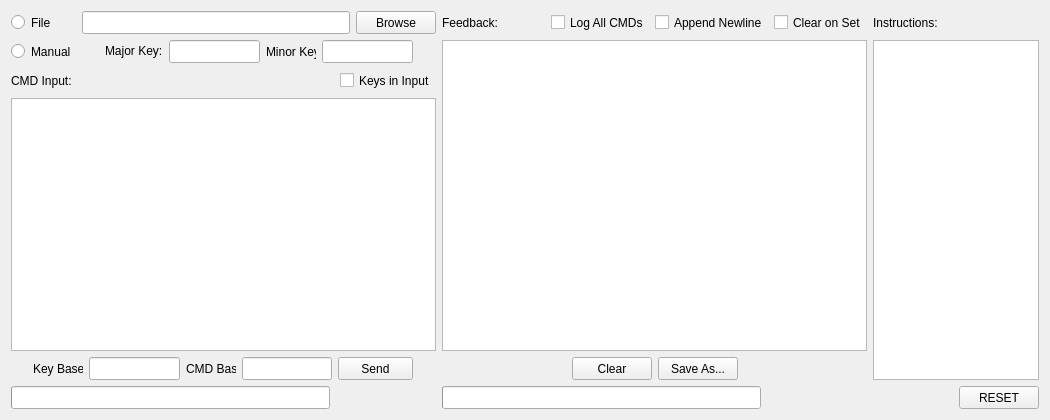
Qt form src/user-interfaces/gui-custom-cmd.ui (Donn13Darko/uC_Interfacer) before a commit.
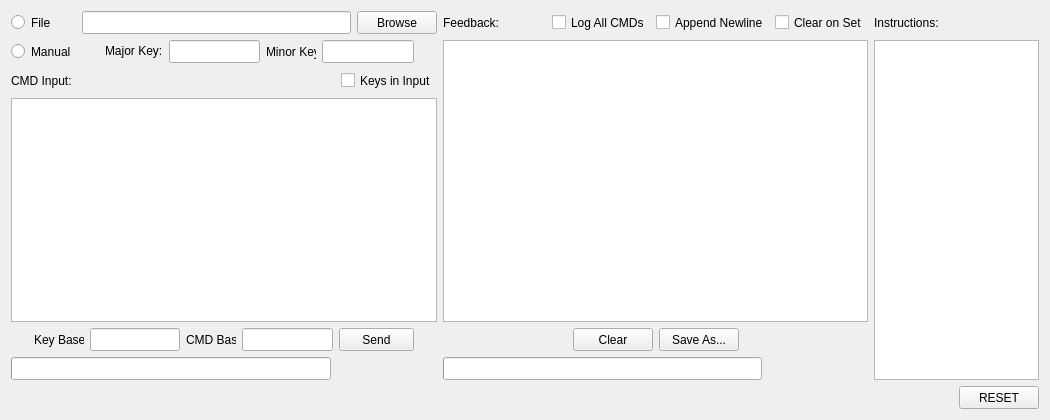
The same form after that commit.

What changed in the file:
```diff
--- a/src/user-interfaces/gui-custom-cmd.ui
+++ b/src/user-interfaces/gui-custom-cmd.ui
@@ -26,10 +26,254 @@
    <string>Form</string>
   </property>
   <layout class="QGridLayout" name="gridLayout">
-   <item row="0" column="13">
-    <layout class="QVBoxLayout" name="verticalLayout_4">
+   <item row="0" column="1">
+    <layout class="QVBoxLayout" name="FeedbackVLayout">
      <property name="sizeConstraint">
-      <enum>QLayout::SetNoConstraint</enum>
+      <enum>QLayout::SetDefaultConstraint</enum>
+     </property>
+     <item>
+      <layout class="QHBoxLayout" name="FeedbackControlHLayout">
+       <property name="sizeConstraint">
+        <enum>QLayout::SetDefaultConstraint</enum>
+       </property>
+       <item>
+        <widget class="QLabel" name="Feedback_Label">
+         <property name="sizePolicy">
+          <sizepolicy hsizetype="Fixed" vsizetype="Fixed">
+           <horstretch>0</horstretch>
+           <verstretch>0</verstretch>
+          </sizepolicy>
+         </property>
+         <property name="minimumSize">
+          <size>
+           <width>40</width>
+           <height>23</height>
+          </size>
+         </property>
+         <property name="text">
+          <string>Feedback:</string>
+         </property>
+        </widget>
+       </item>
+       <item>
+        <spacer name="FeedbackOptionsSpacer">
+         <property name="orientation">
+          <enum>Qt::Horizontal</enum>
+         </property>
+         <property name="sizeHint" stdset="0">
+          <size>
+           <width>40</width>
+           <height>20</height>
+          </size>
+         </property>
+        </spacer>
+       </item>
+       <item>
+        <widget class="QCheckBox" name="FeedbackLogAllCMDs_CheckBox">
+         <property name="sizePolicy">
+          <sizepolicy hsizetype="Fixed" vsizetype="Fixed">
+           <horstretch>0</horstretch>
+           <verstretch>0</verstretch>
+          </sizepolicy>
+         </property>
+         <property name="minimumSize">
+          <size>
+           <width>80</width>
+           <height>23</height>
+          </size>
+         </property>
+         <property name="text">
+          <string>Log All CMDs</string>
+         </property>
+        </widget>
+       </item>
+       <item>
+        <widget class="QCheckBox" name="FeedbackAppendNewline_CheckBox">
+         <property name="sizePolicy">
+          <sizepolicy hsizetype="Fixed" vsizetype="Fixed">
+           <horstretch>0</horstretch>
+           <verstretch>0</verstretch>
+          </sizepolicy>
+         </property>
+         <property name="minimumSize">
+          <size>
+           <width>100</width>
+           <height>23</height>
+          </size>
+         </property>
+         <property name="text">
+          <string>Append Newline</string>
+         </property>
+        </widget>
+       </item>
+       <item>
+        <widget class="QCheckBox" name="FeedbackClearOnSet_CheckBox">
+         <property name="sizePolicy">
+          <sizepolicy hsizetype="Fixed" vsizetype="Fixed">
+           <horstretch>0</horstretch>
+           <verstretch>0</verstretch>
+          </sizepolicy>
+         </property>
+         <property name="minimumSize">
+          <size>
+           <width>80</width>
+           <height>23</height>
+          </size>
+         </property>
+         <property name="text">
+          <string>Clear on Set</string>
+         </property>
+        </widget>
+       </item>
+      </layout>
+     </item>
+     <item>
+      <widget class="QPlainTextEdit" name="Feedback_PlainText">
+       <property name="minimumSize">
+        <size>
+         <width>425</width>
+         <height>250</height>
+        </size>
+       </property>
+       <property name="undoRedoEnabled">
+        <bool>false</bool>
+       </property>
+       <property name="readOnly">
+        <bool>true</bool>
+       </property>
+       <property name="textInteractionFlags">
+        <set>Qt::LinksAccessibleByMouse|Qt::TextSelectableByMouse</set>
+       </property>
+      </widget>
+     </item>
+     <item>
+      <layout class="QHBoxLayout" name="FeedbackBaseHLayout">
+       <property name="sizeConstraint">
+        <enum>QLayout::SetDefaultConstraint</enum>
+       </property>
+       <item>
+        <spacer name="FeedbackBaseSpacerLeft">
+         <property name="orientation">
+          <enum>Qt::Horizontal</enum>
+         </property>
+         <property name="sizeHint" stdset="0">
+          <size>
+           <width>40</width>
+           <height>20</height>
+          </size>
+         </property>
+        </spacer>
+       </item>
+       <item>
+        <widget class="QPushButton" name="FeedbackClear_Button">
+         <property name="sizePolicy">
+          <sizepolicy hsizetype="Fixed" vsizetype="Fixed">
+           <horstretch>0</horstretch>
+           <verstretch>0</verstretch>
+          </sizepolicy>
+         </property>
+         <property name="minimumSize">
+          <size>
+           <width>75</width>
+           <height>23</height>
+          </size>
+         </property>
+         <property name="text">
+          <string>Clear</string>
+         </property>
+         <property name="autoDefault">
+          <bool>false</bool>
+         </property>
+        </widget>
+       </item>
+       <item>
+        <widget class="QPushButton" name="FeedbackSave_Button">
+         <property name="sizePolicy">
+          <sizepolicy hsizetype="Fixed" vsizetype="Fixed">
+           <horstretch>0</horstretch>
+           <verstretch>0</verstretch>
+          </sizepolicy>
+         </property>
+         <property name="minimumSize">
+          <size>
+           <width>75</width>
+           <height>23</height>
+          </size>
+         </property>
+         <property name="text">
+          <string>Save As...</string>
+         </property>
+         <property name="autoDefault">
+          <bool>false</bool>
+         </property>
+        </widget>
+       </item>
+       <item>
+        <spacer name="FeedbackBaseSpacerRIght">
+         <property name="orientation">
+          <enum>Qt::Horizontal</enum>
+         </property>
+         <property name="sizeHint" stdset="0">
+          <size>
+           <width>40</width>
+           <height>20</height>
+          </size>
+         </property>
+        </spacer>
+       </item>
+      </layout>
+     </item>
+     <item>
+      <layout class="QHBoxLayout" name="FeedbackProgressHLayout">
+       <property name="sizeConstraint">
+        <enum>QLayout::SetDefaultConstraint</enum>
+       </property>
+       <item>
+        <widget class="QProgressBar" name="Feedback_ProgressBar">
+         <property name="minimumSize">
+          <size>
+           <width>200</width>
+           <height>23</height>
+          </size>
+         </property>
+         <property name="value">
+          <number>0</number>
+         </property>
+         <property name="textVisible">
+          <bool>false</bool>
+         </property>
+        </widget>
+       </item>
+       <item>
+        <widget class="QLabel" name="FeedbackProgress_Label">
+         <property name="sizePolicy">
+          <sizepolicy hsizetype="Fixed" vsizetype="Fixed">
+           <horstretch>0</horstretch>
+           <verstretch>0</verstretch>
+          </sizepolicy>
+         </property>
+         <property name="minimumSize">
+          <size>
+           <width>100</width>
+           <height>23</height>
+          </size>
+         </property>
+         <property name="text">
+          <string/>
+         </property>
+         <property name="alignment">
+          <set>Qt::AlignRight|Qt::AlignTrailing|Qt::AlignVCenter</set>
+         </property>
+        </widget>
+       </item>
+      </layout>
+     </item>
+    </layout>
+   </item>
+   <item row="0" column="2">
+    <layout class="QVBoxLayout" name="InstructionsVLayout">
+     <property name="sizeConstraint">
+      <enum>QLayout::SetDefaultConstraint</enum>
      </property>
      <item alignment="Qt::AlignLeft">
       <widget class="QLabel" name="Instructions_Label">
@@ -83,13 +327,13 @@
      </item>
     </layout>
    </item>
-   <item row="0" column="0" rowspan="2" colspan="2">
-    <layout class="QVBoxLayout" name="verticalLayout">
+   <item row="0" column="0">
+    <layout class="QVBoxLayout" name="CMD_MainVLayout">
      <property name="sizeConstraint">
       <enum>QLayout::SetDefaultConstraint</enum>
      </property>
      <item>
-      <layout class="QHBoxLayout" name="horizontalLayout_7">
+      <layout class="QHBoxLayout" name="CMDFileHLayout">
        <property name="sizeConstraint">
         <enum>QLayout::SetDefaultConstraint</enum>
        </property>
@@ -156,9 +400,9 @@
       </layout>
      </item>
      <item>
-      <layout class="QHBoxLayout" name="horizontalLayout_6">
+      <layout class="QHBoxLayout" name="CMDManualKeysHLayout">
        <property name="sizeConstraint">
-        <enum>QLayout::SetNoConstraint</enum>
+        <enum>QLayout::SetDefaultConstraint</enum>
        </property>
        <item>
         <widget class="QRadioButton" name="CustomCMDManual_Radio">
@@ -183,7 +427,7 @@
         </widget>
        </item>
        <item>
-        <spacer name="horizontalSpacer_3">
+        <spacer name="CustomCMD_KeySpacerLeft">
          <property name="orientation">
           <enum>Qt::Horizontal</enum>
          </property>
@@ -260,7 +504,7 @@
         </widget>
        </item>
        <item>
-        <spacer name="horizontalSpacer_4">
+        <spacer name="CustomCMD_KeySpacerRight">
          <property name="orientation">
           <enum>Qt::Horizontal</enum>
          </property>
@@ -275,9 +519,9 @@
       </layout>
      </item>
      <item>
-      <layout class="QHBoxLayout" name="horizontalLayout_5">
+      <layout class="QHBoxLayout" name="CMDInputHLayout">
        <property name="sizeConstraint">
-        <enum>QLayout::SetNoConstraint</enum>
+        <enum>QLayout::SetDefaultConstraint</enum>
        </property>
        <item>
         <widget class="QLabel" name="CustomCMD_Label">
@@ -299,7 +543,7 @@
         </widget>
        </item>
        <item>
-        <spacer name="horizontalSpacer">
+        <spacer name="Input_Spacer">
          <property name="orientation">
           <enum>Qt::Horizontal</enum>
          </property>
@@ -349,12 +593,12 @@
       </widget>
      </item>
      <item>
-      <layout class="QHBoxLayout" name="horizontalLayout_8">
+      <layout class="QHBoxLayout" name="CMDBaseHLayout">
        <property name="sizeConstraint">
-        <enum>QLayout::SetNoConstraint</enum>
+        <enum>QLayout::SetDefaultConstraint</enum>
        </property>
        <item>
-        <spacer name="horizontalSpacer_5">
+        <spacer name="CMDBaseSpacerLeft">
          <property name="orientation">
           <enum>Qt::Horizontal</enum>
          </property>
@@ -459,7 +703,7 @@
         </widget>
        </item>
        <item>
-        <spacer name="horizontalSpacer_6">
+        <spacer name="CMDBaseSpacerRight">
          <property name="orientation">
           <enum>Qt::Horizontal</enum>
          </property>
@@ -474,9 +718,9 @@
       </layout>
      </item>
      <item>
-      <layout class="QHBoxLayout" name="horizontalLayout_4">
+      <layout class="QHBoxLayout" name="CMDProgressHLayout">
        <property name="sizeConstraint">
-        <enum>QLayout::SetNoConstraint</enum>
+        <enum>QLayout::SetDefaultConstraint</enum>
        </property>
        <item>
         <widget class="QProgressBar" name="CustomCMD_ProgressBar">
@@ -520,7 +764,7 @@
      </item>
     </layout>
    </item>
-   <item row="1" column="13" alignment="Qt::AlignRight">
+   <item row="1" column="2" alignment="Qt::AlignRight">
     <widget class="QPushButton" name="ResetGUI_Button">
      <property name="sizePolicy">
       <sizepolicy hsizetype="Fixed" vsizetype="Fixed">
@@ -542,250 +786,6 @@
      </property>
     </widget>
    </item>
-   <item row="0" column="3" rowspan="2">
-    <layout class="QVBoxLayout" name="FeedbackVLayout">
-     <property name="sizeConstraint">
-      <enum>QLayout::SetNoConstraint</enum>
-     </property>
-     <item>
-      <layout class="QHBoxLayout" name="horizontalLayout_9">
-       <property name="sizeConstraint">
-        <enum>QLayout::SetNoConstraint</enum>
-       </property>
-       <item>
-        <widget class="QLabel" name="Feedback_Label">
-         <property name="sizePolicy">
-          <sizepolicy hsizetype="Fixed" vsizetype="Fixed">
-           <horstretch>0</horstretch>
-           <verstretch>0</verstretch>
-          </sizepolicy>
-         </property>
-         <property name="minimumSize">
-          <size>
-           <width>40</width>
-           <height>23</height>
-          </size>
-         </property>
-         <property name="text">
-          <string>Feedback:</string>
-         </property>
-        </widget>
-       </item>
-       <item>
-        <spacer name="FeedbackOptionsSpacer">
-         <property name="orientation">
-          <enum>Qt::Horizontal</enum>
-         </property>
-         <property name="sizeHint" stdset="0">
-          <size>
-           <width>40</width>
-           <height>20</height>
-          </size>
-         </property>
-        </spacer>
-       </item>
-       <item>
-        <widget class="QCheckBox" name="FeedbackLogAllCMDs_CheckBox">
-         <property name="sizePolicy">
-          <sizepolicy hsizetype="Fixed" vsizetype="Fixed">
-           <horstretch>0</horstretch>
-           <verstretch>0</verstretch>
-          </sizepolicy>
-         </property>
-         <property name="minimumSize">
-          <size>
-           <width>80</width>
-           <height>23</height>
-          </size>
-         </property>
-         <property name="text">
-          <string>Log All CMDs</string>
-         </property>
-        </widget>
-       </item>
-       <item>
-        <widget class="QCheckBox" name="FeedbackAppendNewline_CheckBox">
-         <property name="sizePolicy">
-          <sizepolicy hsizetype="Fixed" vsizetype="Fixed">
-           <horstretch>0</horstretch>
-           <verstretch>0</verstretch>
-          </sizepolicy>
-         </property>
-         <property name="minimumSize">
-          <size>
-           <width>100</width>
-           <height>23</height>
-          </size>
-         </property>
-         <property name="text">
-          <string>Append Newline</string>
-         </property>
-        </widget>
-       </item>
-       <item>
-        <widget class="QCheckBox" name="FeedbackClearOnSet_CheckBox">
-         <property name="sizePolicy">
-          <sizepolicy hsizetype="Fixed" vsizetype="Fixed">
-           <horstretch>0</horstretch>
-           <verstretch>0</verstretch>
-          </sizepolicy>
-         </property>
-         <property name="minimumSize">
-          <size>
-           <width>80</width>
-           <height>23</height>
-          </size>
-         </property>
-         <property name="text">
-          <string>Clear on Set</string>
-         </property>
-        </widget>
-       </item>
-      </layout>
-     </item>
-     <item>
-      <widget class="QPlainTextEdit" name="Feedback_PlainText">
-       <property name="minimumSize">
-        <size>
-         <width>425</width>
-         <height>300</height>
-        </size>
-       </property>
-       <property name="undoRedoEnabled">
-        <bool>false</bool>
-       </property>
-       <property name="readOnly">
-        <bool>true</bool>
-       </property>
-       <property name="textInteractionFlags">
-        <set>Qt::LinksAccessibleByMouse|Qt::TextSelectableByMouse</set>
-       </property>
-      </widget>
-     </item>
-     <item>
-      <layout class="QHBoxLayout" name="horizontalLayout_3">
-       <property name="sizeConstraint">
-        <enum>QLayout::SetNoConstraint</enum>
-       </property>
-       <item>
-        <spacer name="horizontalSpacer_7">
-         <property name="orientation">
-          <enum>Qt::Horizontal</enum>
-         </property>
-         <property name="sizeHint" stdset="0">
-          <size>
-           <width>40</width>
-           <height>20</height>
-          </size>
-         </property>
-        </spacer>
-       </item>
-       <item>
-        <widget class="QPushButton" name="FeedbackClear_Button">
-         <property name="sizePolicy">
-          <sizepolicy hsizetype="Fixed" vsizetype="Fixed">
-           <horstretch>0</horstretch>
-           <verstretch>0</verstretch>
-          </sizepolicy>
-         </property>
-         <property name="minimumSize">
-          <size>
-           <width>75</width>
-           <height>23</height>
-          </size>
-         </property>
-         <property name="text">
-          <string>Clear</string>
-         </property>
-         <property name="autoDefault">
-          <bool>false</bool>
-         </property>
-        </widget>
-       </item>
-       <item>
-        <widget class="QPushButton" name="FeedbackSave_Button">
-         <property name="sizePolicy">
-          <sizepolicy hsizetype="Fixed" vsizetype="Fixed">
-           <horstretch>0</horstretch>
-           <verstretch>0</verstretch>
-          </sizepolicy>
-         </property>
-         <property name="minimumSize">
-          <size>
-           <width>75</width>
-           <height>23</height>
-          </size>
-         </property>
-         <property name="text">
-          <string>Save As...</string>
-         </property>
-         <property name="autoDefault">
-          <bool>false</bool>
-         </property>
-        </widget>
-       </item>
-       <item>
-        <spacer name="horizontalSpacer_8">
-         <property name="orientation">
-          <enum>Qt::Horizontal</enum>
-         </property>
-         <property name="sizeHint" stdset="0">
-          <size>
-           <width>40</width>
-           <height>20</height>
-          </size>
-         </property>
-        </spacer>
-       </item>
-      </layout>
-     </item>
-     <item>
-      <layout class="QHBoxLayout" name="horizontalLayout_2">
-       <property name="sizeConstraint">
-        <enum>QLayout::SetNoConstraint</enum>
-       </property>
-       <item>
-        <widget class="QProgressBar" name="Feedback_ProgressBar">
-         <property name="minimumSize">
-          <size>
-           <width>200</width>
-           <height>23</height>
-          </size>
-         </property>
-         <property name="value">
-          <number>0</number>
-         </property>
-         <property name="textVisible">
-          <bool>false</bool>
-         </property>
-        </widget>
-       </item>
-       <item>
-        <widget class="QLabel" name="FeedbackProgress_Label">
-         <property name="sizePolicy">
-          <sizepolicy hsizetype="Fixed" vsizetype="Fixed">
-           <horstretch>0</horstretch>
-           <verstretch>0</verstretch>
-          </sizepolicy>
-         </property>
-         <property name="minimumSize">
-          <size>
-           <width>100</width>
-           <height>23</height>
-          </size>
-         </property>
-         <property name="text">
-          <string/>
-         </property>
-         <property name="alignment">
-          <set>Qt::AlignRight|Qt::AlignTrailing|Qt::AlignVCenter</set>
-         </property>
-        </widget>
-       </item>
-      </layout>
-     </item>
-    </layout>
-   </item>
   </layout>
  </widget>
  <resources/>
```
